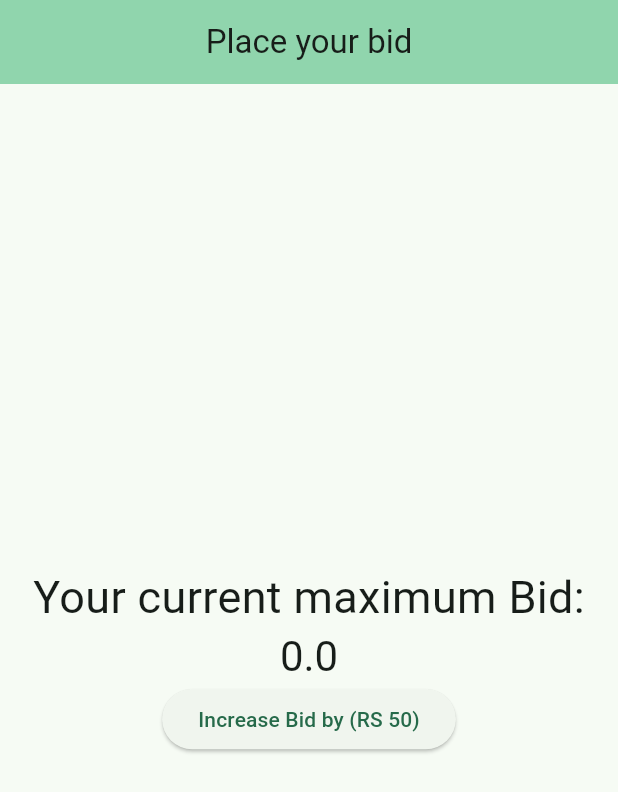
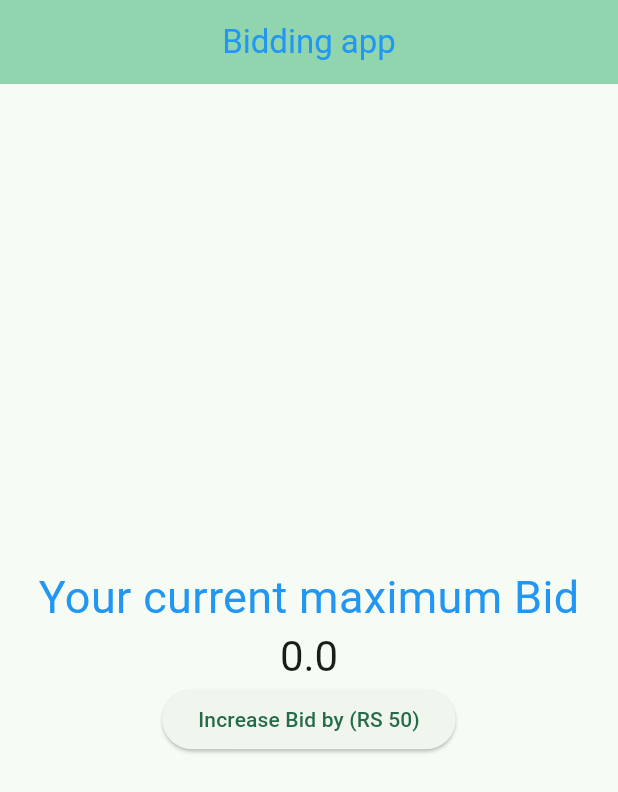
Before and after one commit to syedhunainahmad/MAD-Assignment-1, a Flutter app: the screen it shows after launch, on a phone screen of 412 x 824 dp. Shown: the top 792 px of the screen. Run offline on Flutter 3.47's test engine with Material 3 defaults, Android fonts, the phone set to English and light mode, and no system bars.

Commit message:
some generic changes

```diff
--- a/lib/main.dart
+++ b/lib/main.dart
@@ -44,15 +44,15 @@ class _MaximumBidState extends State<MaximumBid> {
     return Scaffold(
       appBar: AppBar(
         backgroundColor: Theme.of(context).colorScheme.inversePrimary,
-        title: Text('Place your bid'),
+        title: Text('Bidding app'), foregroundColor: Colors.blue,
         centerTitle: true,
       ),
       body: Center(
         child: Column(
           mainAxisAlignment: MainAxisAlignment.center,
           children: <Widget>[
-            const Text('Your current maximum Bid:',
-                style: TextStyle(fontSize: 30)
+            const Text('Your current maximum Bid',
+                style: TextStyle(fontSize: 30, color: Colors.blue),
             ),
 
             Text(
```
